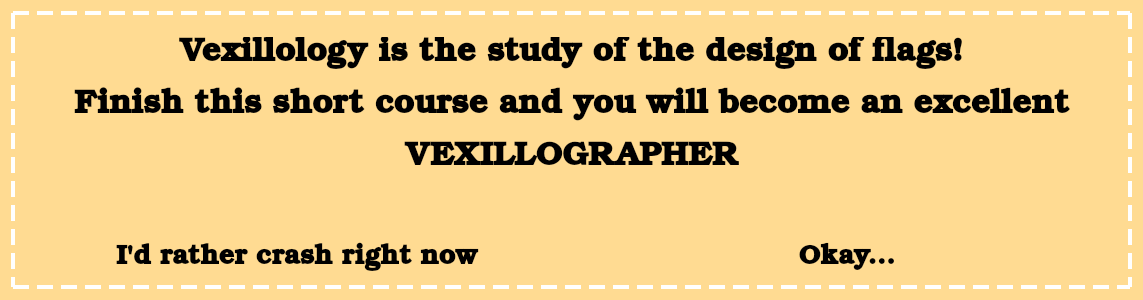
Qt form definition.ui (zxjorge/EDApp) before a commit.
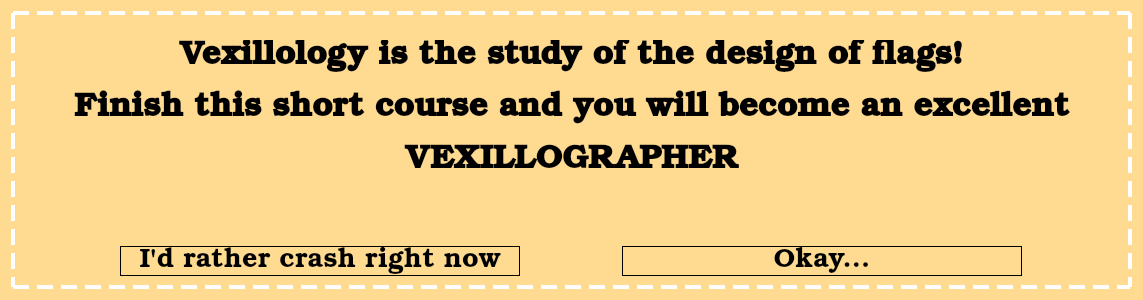
The same form after that commit.

The edit to the form file:
```diff
--- a/definition.ui
+++ b/definition.ui
@@ -71,17 +71,25 @@
        <layout class="QHBoxLayout" name="horizontalLayout">
         <item>
          <widget class="QPushButton" name="no">
+          <property name="maximumSize">
+           <size>
+            <width>400</width>
+            <height>16777215</height>
+           </size>
+          </property>
           <property name="font">
            <font>
             <family>Bookman Old Style</family>
             <pointsize>20</pointsize>
             <italic>false</italic>
-            <bold>true</bold>
+            <bold>false</bold>
            </font>
           </property>
           <property name="styleSheet">
-           <string notr="true">font: 600 20pt &quot;Bookman Old Style&quot;;
-color: rgb(0, 0, 0);</string>
+           <string notr="true">font: 500 20pt &quot;Bookman Old Style&quot;;
+color: rgb(0, 0, 0);
+background-color: transparent;
+border: 1px solid rgb(0, 0, 0);</string>
           </property>
           <property name="text">
            <string>I'd rather crash right now</string>
@@ -93,17 +101,25 @@
         </item>
         <item>
          <widget class="QPushButton" name="ok">
+          <property name="maximumSize">
+           <size>
+            <width>400</width>
+            <height>16777215</height>
+           </size>
+          </property>
           <property name="font">
            <font>
             <family>Bookman Old Style</family>
             <pointsize>20</pointsize>
             <italic>false</italic>
-            <bold>true</bold>
+            <bold>false</bold>
            </font>
           </property>
           <property name="styleSheet">
-           <string notr="true">font: 600 20pt &quot;Bookman Old Style&quot;;
-color: rgb(0, 0, 0);</string>
+           <string notr="true">font: 500 20pt &quot;Bookman Old Style&quot;;
+color: rgb(0, 0, 0);
+background-color: transparent;
+border: 1px solid rgb(0, 0, 0);</string>
           </property>
           <property name="text">
            <string>Okay...</string>
```
Left out of the diff: 3 changed lines with no effect on the pictures.
